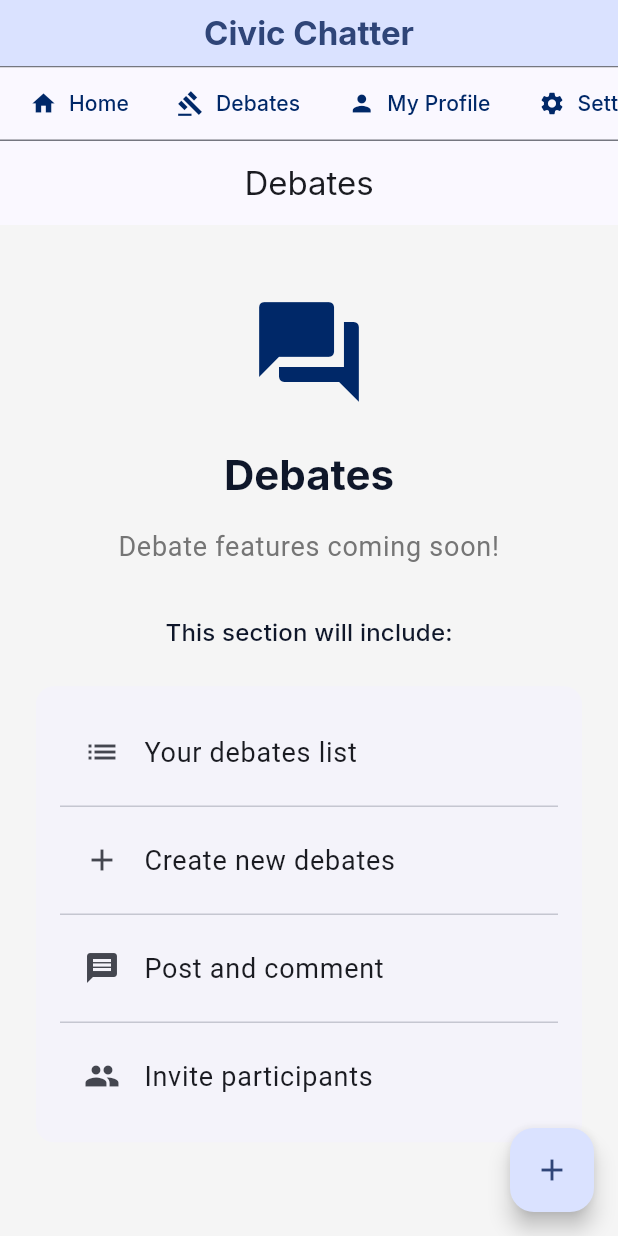
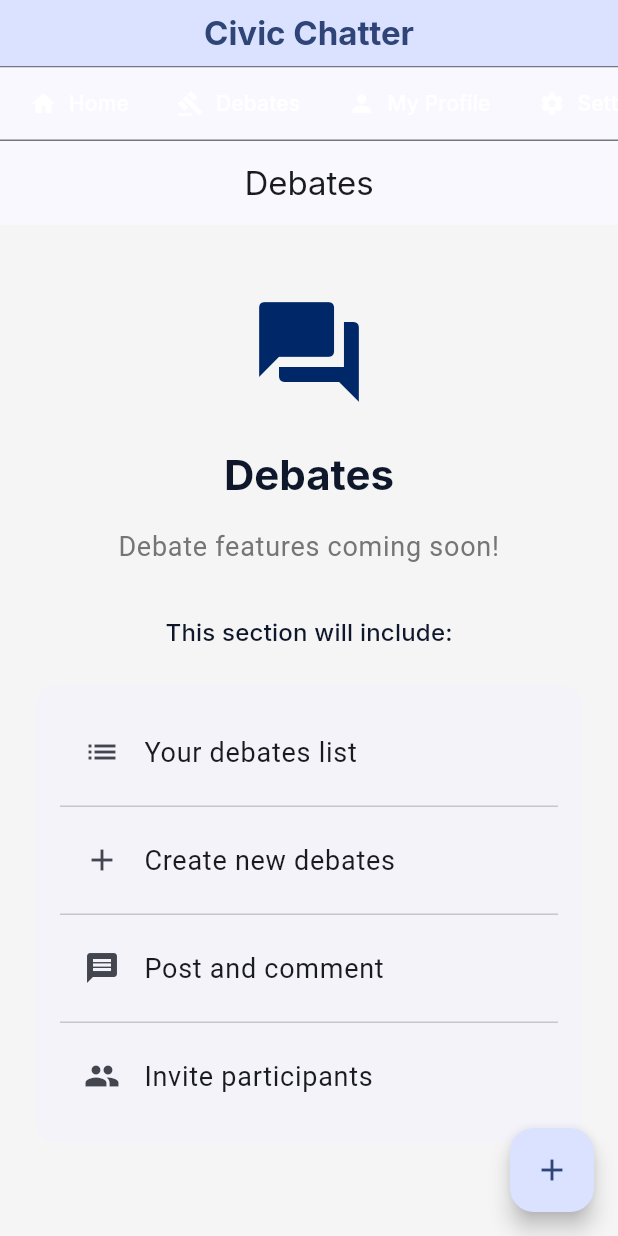
Before and after one commit to Gricon/civicchatter, a Flutter app: the DebatesScreen screen opened by its route, on a phone screen of 412 x 824 dp. Run offline on Flutter 3.47's test engine with Material 3 defaults, Android fonts, the phone set to English and light mode, and no system bars; our stand-ins replace cached_network_image, go_router, google_fonts, image_picker, shared_preferences, supabase_flutter; accounts and stored records are empty; network calls fail.

Commit message:
Make navigation text and icons white

```diff
--- a/flutter_app/lib/widgets/civic_chatter_app_bar.dart
+++ b/flutter_app/lib/widgets/civic_chatter_app_bar.dart
@@ -70,26 +70,34 @@ class CivicChatterAppBar extends StatelessWidget
                       mainAxisSize: MainAxisSize.min,
                       children: [
                         TextButton.icon(
-                          icon: const Icon(Icons.home, size: 18),
-                          label: const Text('Home'),
+                          icon: const Icon(Icons.home,
+                              size: 18, color: Colors.white),
+                          label: const Text('Home',
+                              style: TextStyle(color: Colors.white)),
                           onPressed: () => context.go('/home'),
                         ),
                         const SizedBox(width: 4),
                         TextButton.icon(
-                          icon: const Icon(Icons.gavel, size: 18),
-                          label: const Text('Debates'),
+                          icon: const Icon(Icons.gavel,
+                              size: 18, color: Colors.white),
+                          label: const Text('Debates',
+                              style: TextStyle(color: Colors.white)),
                           onPressed: () => context.go('/debates'),
                         ),
                         const SizedBox(width: 4),
                         TextButton.icon(
-                          icon: const Icon(Icons.person, size: 18),
-                          label: const Text('My Profile'),
+                          icon: const Icon(Icons.person,
+                              size: 18, color: Colors.white),
+                          label: const Text('My Profile',
+                              style: TextStyle(color: Colors.white)),
                           onPressed: () => context.go('/profile'),
                         ),
                         const SizedBox(width: 4),
                         TextButton.icon(
-                          icon: const Icon(Icons.settings, size: 18),
-                          label: const Text('Settings'),
+                          icon: const Icon(Icons.settings,
+                              size: 18, color: Colors.white),
+                          label: const Text('Settings',
+                              style: TextStyle(color: Colors.white)),
                           onPressed: () => context.go('/settings'),
                         ),
                       ],
```
Also changed, not shown: 3 other files.
